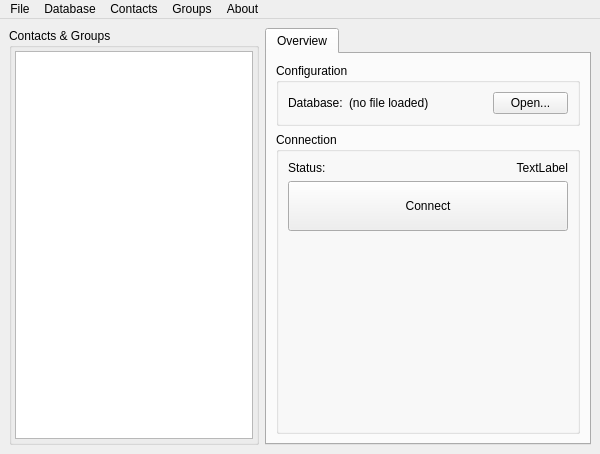
This is src/main.ui in blizzard4591/openMittsu as Qt 5 draws it before an edit. The edited form follows.
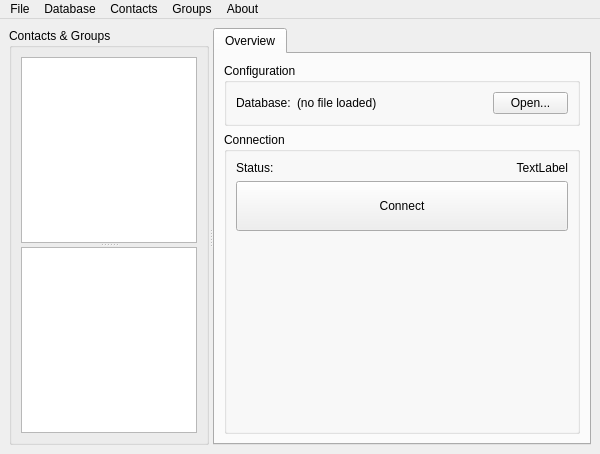
This is the edited form. Icons and pictures are not drawn. Custom widgets are drawn as their Qt base class.

Commit message: Revised interface, split contacts from groups.

```diff
--- a/src/main.ui
+++ b/src/main.ui
@@ -18,12 +18,19 @@
     <normaloff>:/icons/icon-small-for-ico.ico</normaloff>:/icons/icon-small-for-ico.ico</iconset>
   </property>
   <widget class="QWidget" name="centralwidget">
-   <layout class="QHBoxLayout" name="horizontalLayout">
+   <layout class="QVBoxLayout" name="verticalLayout_2">
     <item>
+     <widget class="QSplitter" name="splitter_2">
+      <property name="orientation">
+       <enum>Qt::Horizontal</enum>
+      </property>
+      <property name="childrenCollapsible">
+       <bool>false</bool>
+      </property>
      <widget class="QGroupBox" name="gboxContacts">
       <property name="sizePolicy">
        <sizepolicy hsizetype="Preferred" vsizetype="Expanding">
-        <horstretch>0</horstretch>
+         <horstretch>1</horstretch>
         <verstretch>0</verstretch>
        </sizepolicy>
       </property>
@@ -35,27 +42,28 @@
       </property>
       <property name="maximumSize">
        <size>
-        <width>250</width>
+         <width>16777215</width>
         <height>16777215</height>
        </size>
       </property>
       <property name="title">
        <string>Contacts &amp;&amp; Groups</string>
       </property>
-      <layout class="QVBoxLayout" name="verticalLayout_2">
-       <property name="leftMargin">
-        <number>3</number>
-       </property>
-       <property name="topMargin">
-        <number>3</number>
-       </property>
-       <property name="rightMargin">
-        <number>3</number>
-       </property>
-       <property name="bottomMargin">
-        <number>3</number>
-       </property>
+       <layout class="QVBoxLayout" name="verticalLayout">
        <item>
+         <widget class="QSplitter" name="splitter">
+          <property name="sizePolicy">
+           <sizepolicy hsizetype="Preferred" vsizetype="Expanding">
+            <horstretch>0</horstretch>
+            <verstretch>0</verstretch>
+           </sizepolicy>
+          </property>
+          <property name="orientation">
+           <enum>Qt::Vertical</enum>
+          </property>
+          <property name="childrenCollapsible">
+           <bool>false</bool>
+          </property>
         <widget class="QListWidget" name="listContacts">
          <property name="sizePolicy">
           <sizepolicy hsizetype="Expanding" vsizetype="Expanding">
@@ -67,15 +75,22 @@
           <bool>true</bool>
          </property>
         </widget>
+          <widget class="QListWidget" name="listGroups">
+           <property name="sizePolicy">
+            <sizepolicy hsizetype="Expanding" vsizetype="Expanding">
+             <horstretch>0</horstretch>
+             <verstretch>1</verstretch>
+            </sizepolicy>
+           </property>
+          </widget>
+         </widget>
        </item>
       </layout>
      </widget>
-    </item>
-    <item>
      <widget class="openmittsu::widgets::ChatTabWidget" name="tabWidget">
       <property name="sizePolicy">
        <sizepolicy hsizetype="Expanding" vsizetype="Expanding">
-        <horstretch>0</horstretch>
+         <horstretch>5</horstretch>
         <verstretch>2</verstretch>
        </sizepolicy>
       </property>
@@ -214,6 +229,7 @@
        </layout>
       </widget>
      </widget>
+     </widget>
     </item>
    </layout>
   </widget>
```
Left out of the diff: 2 changed lines with no effect on the pictures. Lines whose indentation alone changed are shown as unchanged. The commit also changes 1 other file.
